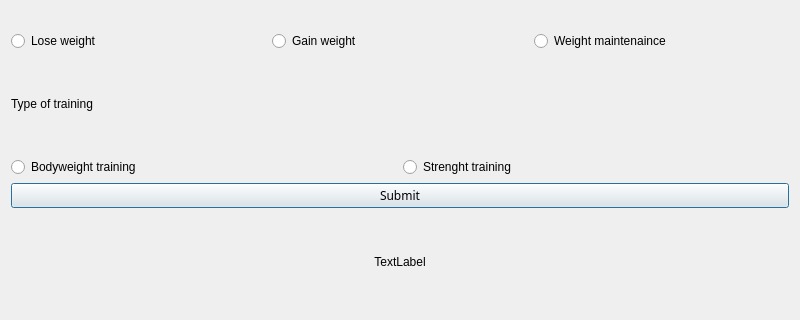
Old version of the form form.ui in the repository Kubakl11/JK_Fitness; both pictures show x 0 to 800 and y 474 to 794 of the 800 by 794 pixel window.
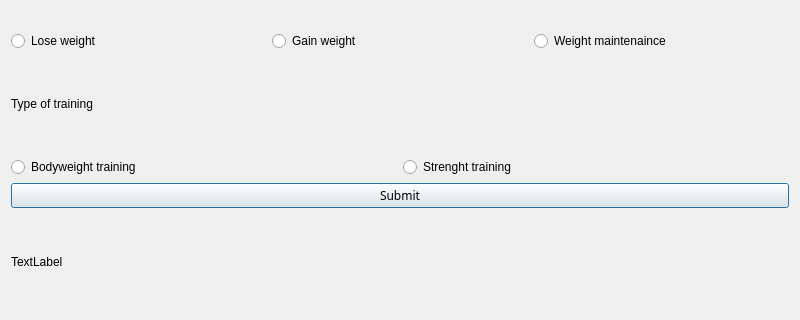
New version of the form.

What changed in the file:
```diff
--- a/form.ui
+++ b/form.ui
@@ -299,9 +299,6 @@
      <property name="text">
       <string>TextLabel</string>
      </property>
-     <property name="alignment">
-      <set>Qt::AlignCenter</set>
-     </property>
     </widget>
    </item>
   </layout>
```
Left out of the diff: 2 changed lines with no effect on the pictures.
